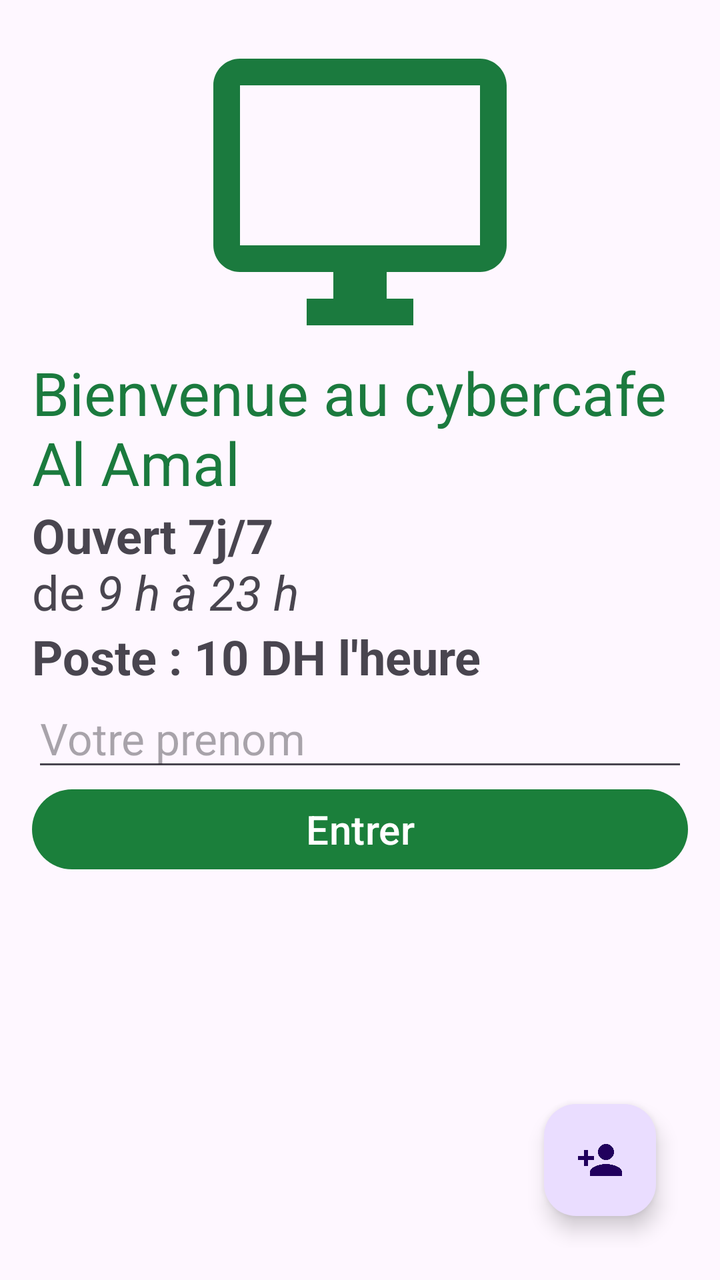
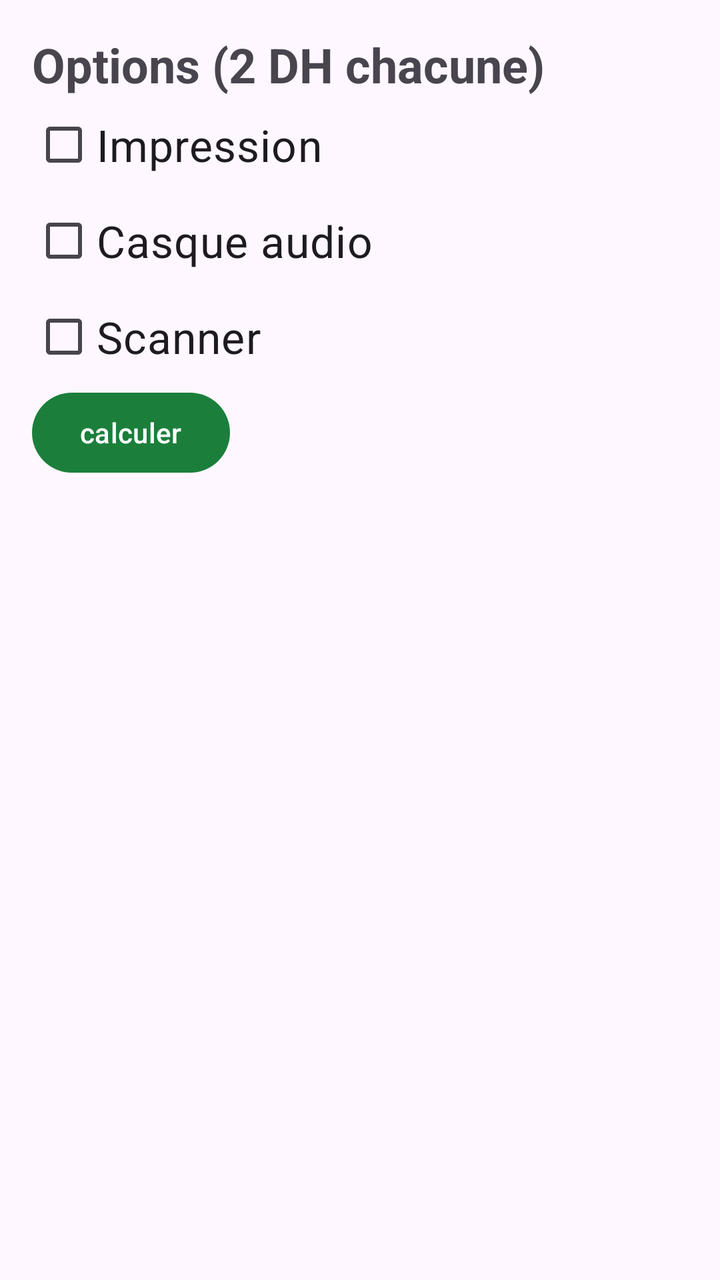

Screens rendered from an Android XML layout before and after an edit, with the pre-edit source and the edit as a unified diff.
<!-- AndroidManifest.xml: application theme Theme.AlAmal -->
<!-- res/layout/activity_playground.xml -->
<?xml version="1.0" encoding="utf-8"?>
<FrameLayout xmlns:android="http://schemas.android.com/apk/res/android"
    xmlns:app="http://schemas.android.com/apk/res-auto"
    android:id="@+id/main"
    android:layout_width="match_parent"
    android:layout_height="match_parent"
    android:padding="16dp"
    xmlns:tools="http://schemas.android.com/tools"
    tools:context=".PlaygroundActivity">

    
    
    
    
    
    



    
    
    
    
    
    
    
    
    





    
    
    
    
    
    
    
    
    
    
    
    
    
    
    
    
    


    
    
    
    
    
    
    
    
    
    
    
    
    
    
    
    
    
    
    
    <LinearLayout
        android:layout_width="match_parent"
        android:layout_height="match_parent"
        android:orientation="vertical"
        >
        <ImageView
            android:id="@+id/imgLogo"
            android:layout_width="160dp"
            android:layout_height="160dp"
            android:layout_gravity="center_horizontal"
            android:src="@drawable/s01_ic_poste"
            android:contentDescription="Logo du cybercafe"
            />
        <TextView
            android:id="@+id/txtBienvenue"
            android:layout_width="wrap_content"
            android:layout_height="wrap_content"
            android:text="Bienvenue au cybercafe Al Amal"
            android:textSize="30sp"
            android:textColor="#1B7A3E" />
        <TextView
            android:layout_width="wrap_content"
            android:layout_height="wrap_content"
            android:text="@string/s01_horaires"
            android:textSize="24sp"
            />
        <TextView
            android:layout_width="wrap_content"
            android:layout_height="wrap_content"
            android:text="@string/s01_tarif"
            android:textSize="24sp"
            android:textStyle="bold"
            />
        <EditText
            android:layout_width="match_parent"
            android:layout_height="wrap_content"
            android:hint="Votre prenom"
            android:inputType="textPersonName"
            android:textSize="22sp"
            android:id="@+id/edtPrenom"

            />
        <Button
            android:layout_width="match_parent"
            android:layout_height="wrap_content"
            android:text="Entrer"
            android:textSize="20sp"
            android:id="@+id/btnEntrer"/>
        <TextView
            android:id="@+id/txtSalut"
            android:layout_width="match_parent"
            android:layout_height="wrap_content"
            android:gravity="center"
            android:textSize="22sp"/>


    </LinearLayout>
    <com.google.android.material.floatingactionbutton.FloatingActionButton
        android:layout_width="wrap_content"
        android:layout_height="wrap_content"
        android:id="@+id/fabNouveau"
        android:layout_gravity="bottom|end"
        android:layout_margin="16dp"
        android:src="@drawable/s01_ic_ajouter"
        android:contentDescription="Nouveau client"
        app:fabSize="normal"
        />



</FrameLayout>
<!-- resources referenced by this layout -->
<resources>
  <!-- drawable s01_ic_ajouter (drawable) -->
  <vector xmlns:android="http://schemas.android.com/apk/res/android"
      android:width="24dp"
      android:height="24dp"
      android:viewportWidth="24"
      android:viewportHeight="24">
      <path
          android:fillColor="#FFFFFF"
          android:pathData="M15,12c2.21,0 4,-1.79 4,-4s-1.79,-4 -4,-4 -4,1.79 -4,4 1.79,4 4,4zM6,10L6,7L4,7v3L1,10v2h3v3h2v-3h3v-2L6,10zM15,14c-2.67,0 -8,1.34 -8,4v2h16v-2c0,-2.66 -5.33,-4 -8,-4z" />
  </vector>
  <!-- drawable s01_ic_poste (drawable) -->
  <vector xmlns:android="http://schemas.android.com/apk/res/android"
      android:width="24dp"
      android:height="24dp"
      android:viewportWidth="24"
      android:viewportHeight="24">
      <path
          android:fillColor="#1B7A3E"
          android:pathData="M21,2L3,2c-1.1,0 -2,0.9 -2,2v12c0,1.1 0.9,2 2,2h7v2L8,20v2h8v-2h-2v-2h7c1.1,0 2,-0.9 2,-2L23,4c0,-1.1 -0.9,-2 -2,-2zM21,16L3,16L3,4h18v12z" />
  </vector>
  <string name="s01_horaires"><b>Ouvert 7j/7</b>\nde <i>9 h à 23 h</i></string>
  <string name="s01_tarif">Poste : 10 DH l\'heure</string>
  <style name="Theme.AlAmal" parent="Theme.Material3.DayNight">
          <item name="colorPrimary">#FF1B7F3B</item>
      </style>
</resources>

<!-- the commit's change to res/layout/activity_playground.xml (unified diff, before → after) -->
@@ -1,11 +1,11 @@
 <?xml version="1.0" encoding="utf-8"?>
-<FrameLayout xmlns:android="http://schemas.android.com/apk/res/android"
-    xmlns:app="http://schemas.android.com/apk/res-auto"
+<LinearLayout xmlns:android="http://schemas.android.com/apk/res/android"
+    xmlns:tools="http://schemas.android.com/tools"
     android:id="@+id/main"
     android:layout_width="match_parent"
     android:layout_height="match_parent"
+    android:orientation="vertical"
     android:padding="16dp"
-    xmlns:tools="http://schemas.android.com/tools"
     tools:context=".PlaygroundActivity">
 
     
@@ -14,7 +14,6 @@
     
     
     
-
 
 
     
@@ -26,9 +25,6 @@
     
     
     
-
-
-
 
 
     
@@ -69,74 +65,114 @@
     
     
     
-    <LinearLayout
-        android:layout_width="match_parent"
-        android:layout_height="match_parent"
-        android:orientation="vertical"
-        >
-        <ImageView
-            android:id="@+id/imgLogo"
-            android:layout_width="160dp"
-            android:layout_height="160dp"
-            android:layout_gravity="center_horizontal"
-            android:src="@drawable/s01_ic_poste"
-            android:contentDescription="Logo du cybercafe"
-            />
-        <TextView
-            android:id="@+id/txtBienvenue"
-            android:layout_width="wrap_content"
-            android:layout_height="wrap_content"
-            android:text="Bienvenue au cybercafe Al Amal"
-            android:textSize="30sp"
-            android:textColor="#1B7A3E" />
-        <TextView
-            android:layout_width="wrap_content"
-            android:layout_height="wrap_content"
-            android:text="@string/s01_horaires"
-            android:textSize="24sp"
-            />
-        <TextView
-            android:layout_width="wrap_content"
-            android:layout_height="wrap_content"
-            android:text="@string/s01_tarif"
-            android:textSize="24sp"
-            android:textStyle="bold"
-            />
-        <EditText
-            android:layout_width="match_parent"
-            android:layout_height="wrap_content"
-            android:hint="Votre prenom"
-            android:inputType="textPersonName"
-            android:textSize="22sp"
-            android:id="@+id/edtPrenom"
+    
+    
+    
+    
+    
+    
+    
+    
+    
+    
+    
+    
+    
+    
+    
+    
+    
+    
+    
+    
+    
+    
+    
+    
+    
+    
+    
+    
+    
+    
+    
+    
+    
+    
+    
+    
+    
+    
+    
+    
 
-            />
-        <Button
-            android:layout_width="match_parent"
-            android:layout_height="wrap_content"
-            android:text="Entrer"
-            android:textSize="20sp"
-            android:id="@+id/btnEntrer"/>
-        <TextView
-            android:id="@+id/txtSalut"
-            android:layout_width="match_parent"
-            android:layout_height="wrap_content"
-            android:gravity="center"
-            android:textSize="22sp"/>
+    
+    
+    
+    
+    
+    
+    
+    
+    
+    
+    
+    
+    
 
 
-    </LinearLayout>
-    <com.google.android.material.floatingactionbutton.FloatingActionButton
+    
+    
+    
+    
+    
+    
+    
+    
+    
+    
+    
+    
+    <TextView
         android:layout_width="wrap_content"
         android:layout_height="wrap_content"
-        android:id="@+id/fabNouveau"
-        android:layout_gravity="bottom|end"
-        android:layout_margin="16dp"
-        android:src="@drawable/s01_ic_ajouter"
-        android:contentDescription="Nouveau client"
-        app:fabSize="normal"
-        />
+        android:text="Options (2 DH chacune)"
+        android:textSize="24sp"
+        android:textStyle="bold" />
+
+    <CheckBox
+        android:id="@+id/chkImpression"
+        android:layout_width="wrap_content"
+        android:layout_height="wrap_content"
+        android:text="Impression"
+        android:textSize="22sp" />
+
+    <CheckBox
+        android:id="@+id/chkCasque"
+        android:layout_width="wrap_content"
+        android:layout_height="wrap_content"
+        android:text="Casque audio"
+        android:textSize="22sp" />
+
+    <CheckBox
+        android:id="@+id/chkScanner"
+        android:layout_width="wrap_content"
+        android:layout_height="wrap_content"
+        android:text="Scanner"
+        android:textSize="22sp" />
+
+    <Button
+        android:id="@+id/btnTotal"
+        android:layout_width="wrap_content"
+        android:layout_height="wrap_content"
+        android:text="calculer" />
+
+    <TextView
+        android:id="@+id/txtTotal"
+        android:layout_width="wrap_content"
+        android:layout_height="wrap_content"
+        android:textSize="22sp" />
+    />
 
 
-
-</FrameLayout>
+</LinearLayout>
<!-- resource entries referenced after the edit -->
@@ -1,27 +1,5 @@
 <!-- resources referenced by this layout -->
 <resources>
-  <!-- drawable s01_ic_ajouter (drawable) -->
-  <vector xmlns:android="http://schemas.android.com/apk/res/android"
-      android:width="24dp"
-      android:height="24dp"
-      android:viewportWidth="24"
-      android:viewportHeight="24">
-      <path
-          android:fillColor="#FFFFFF"
-          android:pathData="M15,12c2.21,0 4,-1.79 4,-4s-1.79,-4 -4,-4 -4,1.79 -4,4 1.79,4 4,4zM6,10L6,7L4,7v3L1,10v2h3v3h2v-3h3v-2L6,10zM15,14c-2.67,0 -8,1.34 -8,4v2h16v-2c0,-2.66 -5.33,-4 -8,-4z" />
-  </vector>
-  <!-- drawable s01_ic_poste (drawable) -->
-  <vector xmlns:android="http://schemas.android.com/apk/res/android"
-      android:width="24dp"
-      android:height="24dp"
-      android:viewportWidth="24"
-      android:viewportHeight="24">
-      <path
-          android:fillColor="#1B7A3E"
-          android:pathData="M21,2L3,2c-1.1,0 -2,0.9 -2,2v12c0,1.1 0.9,2 2,2h7v2L8,20v2h8v-2h-2v-2h7c1.1,0 2,-0.9 2,-2L23,4c0,-1.1 -0.9,-2 -2,-2zM21,16L3,16L3,4h18v12z" />
-  </vector>
-  <string name="s01_horaires"><b>Ouvert 7j/7</b>\nde <i>9 h à 23 h</i></string>
-  <string name="s01_tarif">Poste : 10 DH l\'heure</string>
   <style name="Theme.AlAmal" parent="Theme.Material3.DayNight">
           <item name="colorPrimary">#FF1B7F3B</item>
       </style>
